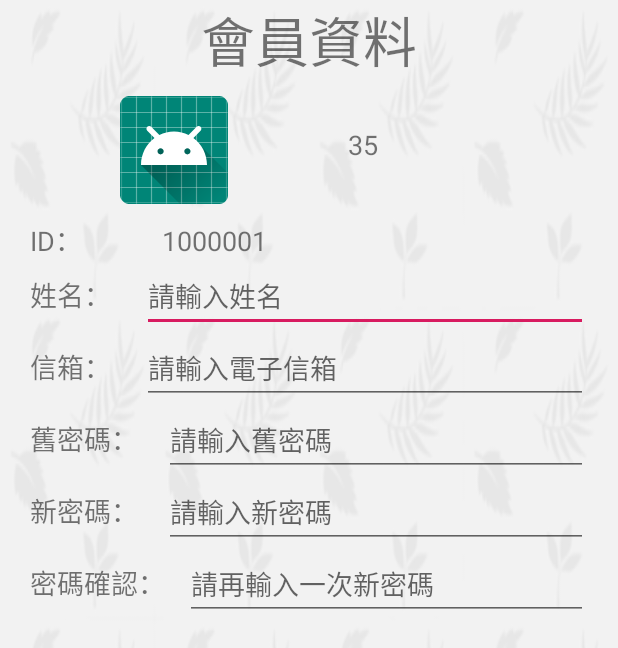
After one commit to jj97181818/CarbonPoint, an Android app: the MemberDataActivity screen opened directly, with no data from a screen before it, on a phone screen of 412 x 824 dp. The commit adds this screen. Shown: the top 648 px of the screen. Run offline under Robolectric (Android 15) with nearby library versions, the phone set to English and light mode, and no system bars.

Commit message:
Add MemberDataActivity and NoticeActivity

```diff
--- a/app/src/main/AndroidManifest.xml
+++ b/app/src/main/AndroidManifest.xml
@@ -22,7 +22,8 @@
         <activity android:name=".PointActivity" />
         <activity android:name=".ThisMonthRecordActivity" />
         <activity android:name=".HistoryRecordActivity" />
-        <activity android:name=".NoticeActivity"></activity>
+        <activity android:name=".NoticeActivity" />
+        <activity android:name=".MemberDataActivity"></activity>
     </application>
 
 </manifest>
--- a/app/src/main/java/me/jj97181818/carbonpoint/GameFragment.java
+++ b/app/src/main/java/me/jj97181818/carbonpoint/GameFragment.java
@@ -73,22 +73,7 @@ public class GameFragment extends Fragment {
         }
     }
 
-    @Override
-    public void onAttach(Context context) {
-        super.onAttach(context);
-        if (context instanceof OnFragmentInteractionListener) {
-            mListener = (OnFragmentInteractionListener) context;
-        } else {
-            throw new RuntimeException(context.toString()
-                    + " must implement OnFragmentInteractionListener");
-        }
-    }
 
-    @Override
-    public void onDetach() {
-        super.onDetach();
-        mListener = null;
-    }
 
     /**
      * This interface must be implemented by activities that contain this
--- /dev/null
+++ b/app/src/main/java/me/jj97181818/carbonpoint/MemberDataActivity.java
@@ -0,0 +1,13 @@
+package me.jj97181818.carbonpoint;
+
+import android.support.v7.app.AppCompatActivity;
+import android.os.Bundle;
+
+public class MemberDataActivity extends AppCompatActivity {
+
+    @Override
+    protected void onCreate(Bundle savedInstanceState) {
+        super.onCreate(savedInstanceState);
+        setContentView(R.layout.activity_member_data);
+    }
+}
--- a/app/src/main/java/me/jj97181818/carbonpoint/StoreFragment.java
+++ b/app/src/main/java/me/jj97181818/carbonpoint/StoreFragment.java
@@ -74,23 +74,6 @@ public class StoreFragment extends Fragment {
         }
     }
 
-    @Override
-    public void onAttach(Context context) {
-        super.onAttach(context);
-        if (context instanceof OnFragmentInteractionListener) {
-            mListener = (OnFragmentInteractionListener) context;
-        } else {
-            throw new RuntimeException(context.toString()
-                    + " must implement OnFragmentInteractionListener");
-        }
-    }
-
-    @Override
-    public void onDetach() {
-        super.onDetach();
-        mListener = null;
-    }
-
     /**
      * This interface must be implemented by activities that contain this
      * fragment to allow an interaction in this fragment to be communicated
--- /dev/null
+++ b/app/src/main/res/layout/activity_member_data.xml
@@ -0,0 +1,223 @@
+<?xml version="1.0" encoding="utf-8"?>
+<LinearLayout xmlns:android="http://schemas.android.com/apk/res/android"
+    xmlns:app="http://schemas.android.com/apk/res-auto"
+    xmlns:tools="http://schemas.android.com/tools"
+    android:layout_width="match_parent"
+    android:layout_height="match_parent"
+    android:orientation="vertical"
+    android:background="@drawable/leavespattern"
+    tools:context=".MessageBoardActivity">
+
+    <TextView
+        android:id="@+id/textView15"
+        android:layout_width="match_parent"
+        android:layout_height="wrap_content"
+        android:text="會員資料"
+        android:textAlignment="center"
+        android:textSize="36sp" />
+
+    <LinearLayout
+        android:layout_width="match_parent"
+        android:layout_height="wrap_content"
+        android:layout_marginTop="10dp"
+        android:layout_marginBottom="10dp"
+        android:orientation="horizontal">
+
+
+        <ImageView
+            android:id="@+id/imageView2"
+            android:layout_width="wrap_content"
+            android:layout_height="wrap_content"
+            android:layout_weight="1"
+            app:srcCompat="@mipmap/ic_launcher" />
+
+        <TextView
+            android:id="@+id/textView20"
+            android:layout_width="wrap_content"
+            android:layout_height="wrap_content"
+            android:layout_marginTop="20dp"
+            android:layout_weight="1"
+            android:text="35"
+            android:textSize="18sp" />
+    </LinearLayout>
+
+    <LinearLayout
+        android:layout_width="match_parent"
+        android:layout_height="wrap_content"
+        android:layout_marginLeft="20dp"
+        android:layout_marginRight="20dp"
+        android:orientation="horizontal">
+
+        <TextView
+            android:id="@+id/textView18"
+            android:layout_width="wrap_content"
+            android:layout_height="wrap_content"
+            android:layout_weight="1"
+            android:text="ID："
+            android:textSize="18sp" />
+
+        <TextView
+            android:id="@+id/textView19"
+            android:layout_width="wrap_content"
+            android:layout_height="wrap_content"
+            android:layout_weight="4"
+            android:text="1000001"
+            android:textSize="18sp" />
+
+    </LinearLayout>
+
+    <LinearLayout
+        android:layout_width="match_parent"
+        android:layout_height="wrap_content"
+        android:layout_marginLeft="20dp"
+        android:layout_marginTop="0dp"
+        android:layout_marginRight="20dp"
+        android:layout_marginBottom="0dp"
+        android:orientation="horizontal">
+
+        <TextView
+            android:id="@+id/textView9"
+            android:layout_width="wrap_content"
+            android:layout_height="wrap_content"
+            android:layout_weight="1"
+            android:text="姓名："
+            android:textSize="18sp" />
+
+        <EditText
+            android:id="@+id/editText4"
+            android:layout_width="wrap_content"
+            android:layout_height="wrap_content"
+            android:layout_weight="4"
+            android:ems="10"
+            android:hint="請輸入姓名"
+            android:inputType="textPersonName"
+            android:singleLine="true" />
+
+    </LinearLayout>
+
+    <LinearLayout
+        android:layout_width="match_parent"
+        android:layout_height="wrap_content"
+        android:layout_marginLeft="20dp"
+        android:layout_marginTop="0dp"
+        android:layout_marginRight="20dp"
+        android:layout_marginBottom="0dp"
+        android:orientation="horizontal">
+
+        <TextView
+            android:id="@+id/textView8"
+            android:layout_width="wrap_content"
+            android:layout_height="wrap_content"
+            android:layout_weight="1"
+            android:text="信箱："
+            android:textSize="18sp" />
+
+        <EditText
+            android:id="@+id/editText3"
+            android:layout_width="wrap_content"
+            android:layout_height="wrap_content"
+            android:layout_weight="4"
+            android:ems="10"
+            android:hint="請輸入電子信箱"
+            android:inputType="textEmailAddress"
+            android:singleLine="true" />
+
+    </LinearLayout>
+
+    <LinearLayout
+        android:layout_width="match_parent"
+        android:layout_height="wrap_content"
+        android:layout_marginLeft="20dp"
+        android:layout_marginTop="0dp"
+        android:layout_marginRight="20dp"
+        android:layout_marginBottom="0dp"
+        android:orientation="horizontal">
+
+        <TextView
+            android:id="@+id/textView13"
+            android:layout_width="wrap_content"
+            android:layout_height="wrap_content"
+            android:layout_weight="1"
+            android:text="舊密碼："
+            android:textSize="18sp" />
+
+        <EditText
+            android:id="@+id/editText6"
+            android:layout_width="wrap_content"
+            android:layout_height="wrap_content"
+            android:layout_weight="4"
+            android:ems="10"
+            android:hint="請輸入舊密碼"
+            android:inputType="textPassword"
+            android:singleLine="true" />
+    </LinearLayout>
+
+    <LinearLayout
+        android:layout_width="match_parent"
+        android:layout_height="wrap_content"
+        android:layout_marginLeft="20dp"
+        android:layout_marginTop="0dp"
+        android:layout_marginRight="20dp"
+        android:layout_marginBottom="0dp"
+        android:orientation="horizontal">
+
+        <TextView
+            android:id="@+id/textView12"
+            android:layout_width="wrap_content"
+            android:layout_height="wrap_content"
+            android:layout_weight="1"
+            android:text="新密碼："
+            android:textSize="18sp" />
+
+        <EditText
+            android:id="@+id/editText"
+            android:layout_width="wrap_content"
+            android:layout_height="wrap_content"
+            android:layout_weight="4"
+            android:ems="10"
+            android:hint="請輸入新密碼"
+            android:inputType="textPassword"
+            android:singleLine="true" />
+    </LinearLayout>
+
+    <LinearLayout
+        android:layout_width="match_parent"
+        android:layout_height="match_parent"
+        android:layout_marginLeft="20dp"
+        android:layout_marginRight="20dp"
+        android:orientation="horizontal">
+
+        <TextView
+            android:id="@+id/textView21"
+            android:layout_width="wrap_content"
+            android:layout_height="wrap_content"
+            android:layout_weight="1"
+            android:text="密碼確認："
+            android:textSize="18sp" />
+
+        <EditText
+            android:id="@+id/editText5"
+            android:layout_width="wrap_content"
+            android:layout_height="wrap_content"
+            android:layout_weight="4"
+            android:ems="10"
+            android:hint="請再輸入一次新密碼"
+            android:inputType="textPassword"
+            android:singleLine="true" />
+    </LinearLayout>
+
+    <LinearLayout
+        android:layout_width="match_parent"
+        android:layout_height="wrap_content"
+        android:orientation="horizontal">
+
+        <Button
+            android:id="@+id/button2"
+            android:layout_width="match_parent"
+            android:layout_height="wrap_content"
+            android:layout_marginLeft="50dp"
+            android:layout_marginRight="50dp"
+            android:text="確認" />
+    </LinearLayout>
+
+</LinearLayout>
```
